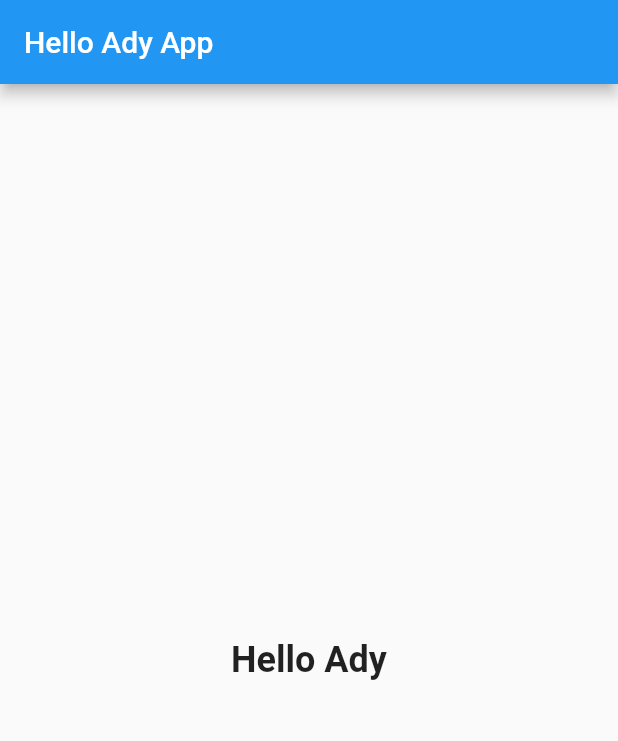
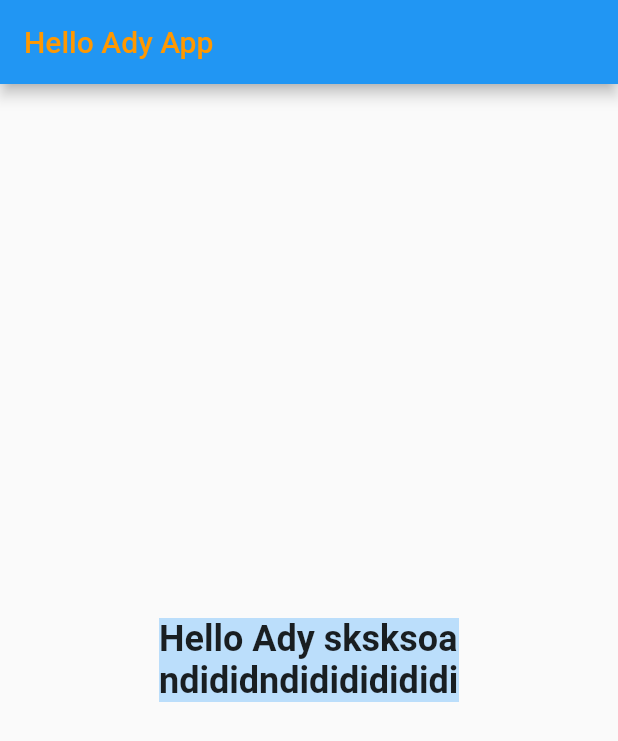
Before and after one commit to adyfp24/learn-flutter-basic, a Flutter app: the screen it shows after launch, on a phone screen of 412 x 824 dp. Shown: the top 741 px of the screen. Run offline on Flutter 3.47's test engine with Material 2 defaults, Android fonts, the phone set to English and light mode, and no system bars.

Commit message:
belajar widget

```diff
--- a/lib/main.dart
+++ b/lib/main.dart
@@ -10,14 +10,21 @@ class MyApp extends StatelessWidget {
     return MaterialApp(
       home: Scaffold(
         appBar: AppBar(
-          title: Text('Hello Ady App'),
+          title: Text(
+            'Hello Ady App',
+            style: TextStyle(color: Colors.orange),
+          ),
         ),
         body: Center(
-          child: Text(
-            'Hello Ady',
-            style: TextStyle(
-              fontSize: 24,
-              fontWeight: FontWeight.bold,
+          child: Container(
+            width: 200,
+            color: Colors.blue[100],
+            child: Text(
+              'Hello Ady sksksoandididndididididididnnf fififi ffifi', maxLines: 2,
+              style: TextStyle(
+                fontSize: 24,
+                fontWeight: FontWeight.bold,
+              ),
             ),
           ),
         ),
```
